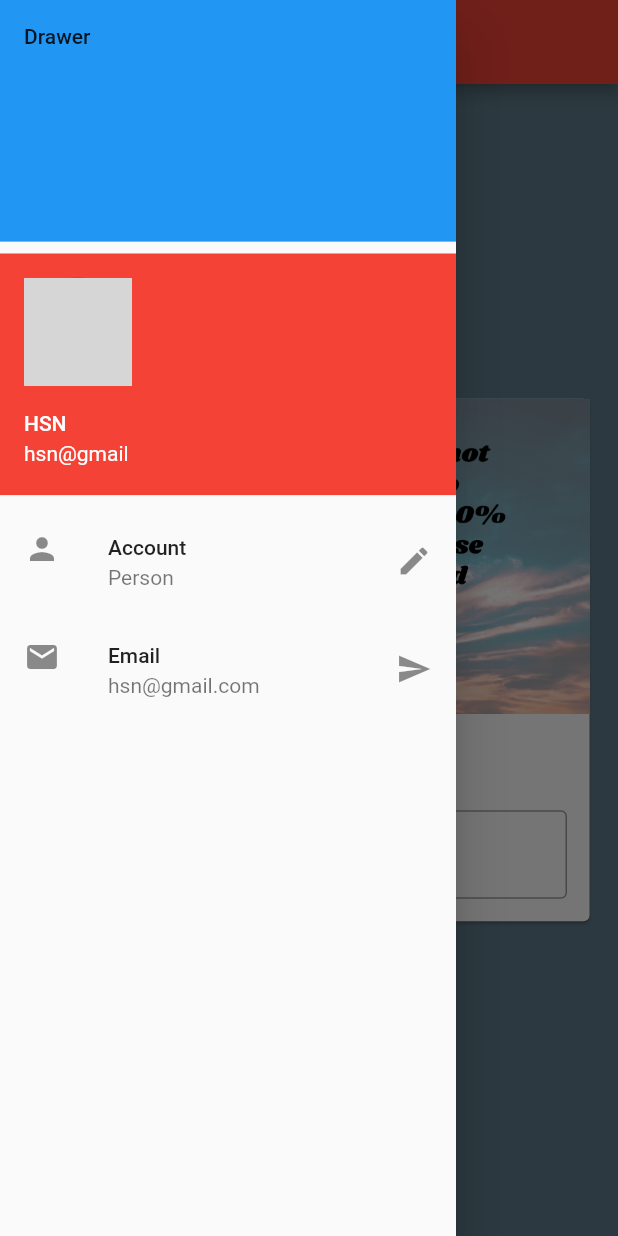
After one commit to Sapna2001/Flutter, a Flutter app: the screen it shows after launch, with the side drawer open, on a phone screen of 412 x 824 dp. The commit adds this screen. Run offline on Flutter 3.47's test engine with Material 2 defaults, Android fonts, the phone set to English and light mode, and no system bars; network calls fail; grey boxes are pictures that could not be loaded.

Commit message:
Files Added

```diff
--- /dev/null
+++ b/material_drawer/lib/bgImage.dart
@@ -0,0 +1,9 @@
+import 'package:flutter/material.dart';
+
+class BgImage extends StatelessWidget {
+  @override
+  Widget build(BuildContext context) {
+    return Image.asset("assets/1.png",
+        fit: BoxFit.cover);
+  }
+}
--- /dev/null
+++ b/material_drawer/lib/myDrawer.dart
@@ -0,0 +1,39 @@
+import 'package:flutter/material.dart';
+
+class MyDrawer extends StatelessWidget {
+  @override
+  Widget build(BuildContext context) {
+    return Drawer(
+    child: ListView(
+    padding: EdgeInsets.zero,
+    children: <Widget>[
+    DrawerHeader(
+    child: Text("Drawer"),
+    decoration: BoxDecoration(
+    color: Colors.blue
+    ),
+    ),
+    UserAccountsDrawerHeader(
+    accountName: Text("HSN"),
+    accountEmail: Text("hsn@gmail"),
+    currentAccountPicture: CircleAvatar(
+    backgroundImage: NetworkImage("https://images.unsplash.com/photo-1496439786094-e697ca3584d0?ixlib=rb-1.2.1&ixid=eyJhcHBfaWQiOjEyMDd9&auto=format&fit=crop&w=1949&q=80"),
+    ),
+    ),
+    ListTile(
+    leading: Icon(Icons.person),
+    title: Text("Account"),
+trailing: Icon(Icons.edit),
+subtitle: Text("Person"),
+),
+ListTile(
+leading: Icon(Icons.email),
+title: Text("Email"),
+trailing: Icon(Icons.send),
+subtitle: Text("hsn@gmail.com"),
+),
+],
+),
+);
+  }
+}
```
Also changed, not shown: material_drawer/lib/main.dart (+8 -36 lines), material_drawer/lib/drawer.dart (deleted).
